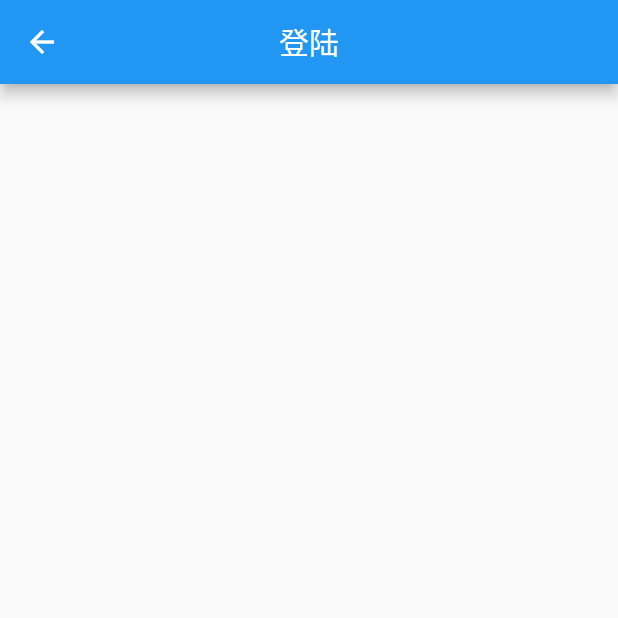
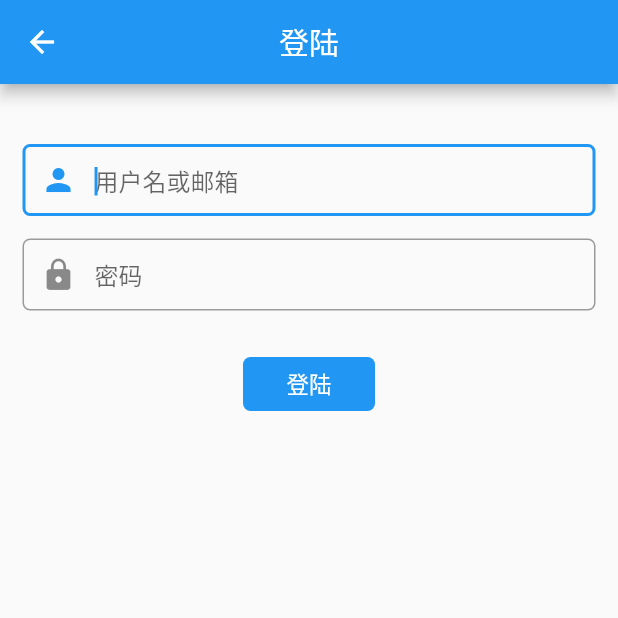
Before and after one commit to SlamDunk007/playflutter, a Flutter app: the screen it shows after launch, item 4 of the bottom bar chosen, after a tap on "登陆", on a phone screen of 412 x 824 dp, the top half of it. Run offline on Flutter 3.47's test engine with Material 2 defaults, Android fonts, the phone set to English and light mode, and no system bars; our stand-ins replace dio, event_bus, flutter_swiper, shared_preferences; missing offline and left inert: flutter_webview_plugin; network calls fail.

Commit message:
[+master]修改注册登陆流程

```diff
--- /dev/null
+++ b/lib/event/UserLoggedInEvent.dart
@@ -0,0 +1,11 @@
+import 'package:event_bus/event_bus.dart';
+
+// EventBus初始化
+EventBus eventBus = EventBus();
+
+class UserLoggedInEvent {
+  String text;
+  UserLoggedInEvent(String text){
+    this.text = text;
+  }
+}
--- a/lib/ui/Login.dart
+++ b/lib/ui/Login.dart
@@ -1,8 +1,11 @@
 import 'package:flutter/material.dart';
+import 'package:playflutter/event/UserLoggedInEvent.dart';
+import 'package:playflutter/models/RegisterData.dart';
+import 'package:playflutter/utils/NetTools.dart';
+import 'package:playflutter/utils/SpUtil.dart';
+import 'package:playflutter/utils/Toast.dart';
 
-/**
- * 登陆页面
- */
+/// 登陆页面
 class Login extends StatefulWidget {
   @override
   State<StatefulWidget> createState() {
@@ -11,6 +14,12 @@ class Login extends StatefulWidget {
 }
 
 class LoginState extends State<Login> {
+  // 账号
+  TextEditingController accountEdtController = new TextEditingController();
+
+  // 密码
+  TextEditingController pwdEdtController = new TextEditingController();
+
   @override
   Widget build(BuildContext context) {
     return new Scaffold(
@@ -18,11 +27,87 @@ class LoginState extends State<Login> {
         title: Text("登陆"),
         centerTitle: true,
       ),
-      body: new Column(
-        children: <Widget>[
-
-        ],
+      body: new SingleChildScrollView(
+        child: new Column(
+          children: <Widget>[
+            // 用户名
+            Padding(
+                padding: EdgeInsets.only(left: 15, right: 15, top: 40),
+                child: TextField(
+                  autofocus: true,
+                  decoration: InputDecoration(
+                      hintMaxLines: 1,
+                      hintText: "用户名或邮箱",
+                      prefixIcon: Icon(Icons.person),
+                      border: OutlineInputBorder(
+                          borderRadius: BorderRadius.circular(5.0)),
+                      contentPadding: EdgeInsets.all(10)),
+                  maxLines: 1,
+                  controller: accountEdtController,
+                )),
+            // 密码
+            Padding(
+              padding: EdgeInsets.only(left: 15, right: 15,top: 15),
+              child: TextField(
+                decoration: InputDecoration(
+                    hintMaxLines: 1,
+                    hintText: "密码",
+                    prefixIcon: Icon(Icons.lock),
+                    border: OutlineInputBorder(
+                        borderRadius: BorderRadius.circular(5.0)),
+                    contentPadding: EdgeInsets.all(10)),
+                obscureText: true,
+                maxLines: 1,
+                controller: pwdEdtController,
+              ),
+            ),
+            // 登陆
+            Padding(
+              padding: EdgeInsets.only(top: 25),
+              child: FlatButton(
+                color: Colors.blue,
+                highlightColor: Colors.blue[700],
+                colorBrightness: Brightness.dark,
+                splashColor: Colors.grey,
+                child: Text(
+                  "登陆",
+                  style: TextStyle(fontSize: 15),
+                ),
+                shape: RoundedRectangleBorder(
+                  borderRadius: BorderRadius.circular(5.0),
+                ),
+                clipBehavior: Clip.antiAlias,
+                onPressed: () => {
+                  if (accountEdtController.text.isEmpty ||
+                      pwdEdtController.text.isEmpty)
+                    {Toast.toast(context, "用户名或密码不能为空")}
+                  else
+                    {_login(accountEdtController.text, pwdEdtController.text)}
+                },
+              ),
+            )
+          ],
+        ),
       ),
     );
   }
+
+  ///
+  /// 登陆
+  ///
+  void _login(String account, String password) {
+    Map<String, String> params = new Map();
+    params["username"] = account;
+    params["password"] = password;
+    NetTools.post("https://www.wanandroid.com/user/login", (data) {
+      RegisterData registerData = RegisterData.fromJson(data);
+      if (registerData != null) {
+        // 保存登陆的昵称和登陆状态
+        SpUtil.setString(SpUtil.NICK_NAME, registerData.data.nickname);
+        SpUtil.setBool(SpUtil.LOGIN_STATE, true);
+        eventBus.fire(registerData);
+        Navigator.pop(context);
+      }
+    }, params: params, errorCallBack: (msg) {});
+  }
 }
--- a/lib/ui/Personal.dart
+++ b/lib/ui/Personal.dart
@@ -1,11 +1,13 @@
 import 'package:flutter/material.dart';
 import 'package:playflutter/colors/CustomColors.dart';
+import 'package:playflutter/event/UserLoggedInEvent.dart';
+import 'package:playflutter/models/RegisterData.dart';
 import 'package:playflutter/ui/Login.dart';
 import 'package:playflutter/ui/Register.dart';
+import 'package:playflutter/utils/SpUtil.dart';
+import 'package:shared_preferences/shared_preferences.dart';
 
-/**
- * 我的页面
- */
+/// 我的页面
 class Personal extends StatefulWidget {
   @override
   State<StatefulWidget> createState() {
@@ -14,8 +16,39 @@ class Personal extends StatefulWidget {
 }
 
 class PersonalState extends State<Personal> {
+  bool visible = false;
+  String nickName = "";
+
+  @override
+  @override
+  void initState() {
+    super.initState();
+    getLoginState();
+  }
+
+  /// 获取登陆状态
+  Future getLoginState() async {
+    SharedPreferences sharedPreferences = await SharedPreferences.getInstance();
+    setState(() {
+      nickName = sharedPreferences.getString(SpUtil.NICK_NAME);
+      if (nickName != null && nickName.isNotEmpty) {
+        visible = true;
+      } else {
+        nickName = "";
+      }
+    });
+  }
+
   @override
   Widget build(BuildContext context) {
+    eventBus.on<RegisterData>().listen((event) {
+      setState(() {
+        print(event);
+        nickName = event.data.nickname;
+        visible = true;
+      });
+    });
+
     return new Scaffold(
       appBar: AppBar(
         centerTitle: true,
@@ -25,7 +58,29 @@ class PersonalState extends State<Personal> {
       ),
       body: new Column(
         children: <Widget>[
-          new Container(
+          new Stack(
+            children: <Widget>[
+              new Row(
+                children: <Widget>[
+                  new Padding(
+                    padding: EdgeInsets.only(left: 20, top: 10),
+                    child: Image.asset(
+                      "images/sicon_personal_user.png",
+                      width: 52,
+                    ),
+                  ),
+                  new Padding(
+                    padding: EdgeInsets.only(left: 10),
+                    child: new Text(
+                      nickName,
+                      style: new TextStyle(fontSize: 15),
+                    ),
+                  )
+                ],
+              ),
+              new Offstage(
+                offstage: visible,
+                child: new Container(
                   width: MediaQuery.of(context).size.width,
                   height: 100,
                   child: Row(
@@ -84,7 +139,10 @@ class PersonalState extends State<Personal> {
                       ),
                     ],
                   ),
-            color: Colors.white70,
+                  color: CustomColors.color_ffffff,
+                ),
+              ),
+            ],
           ),
           // 我的收藏
           new Padding(
@@ -137,7 +195,20 @@ class PersonalState extends State<Personal> {
               ),
               color: Colors.white70,
             ),
-          )
+          ),
+          new Padding(
+              padding: EdgeInsets.only(top: 120),
+              child: new Offstage(
+                offstage: !visible,
+                child: new OutlineButton(
+                  onPressed: () {
+                    setState(() {
+                      visible = !visible;
+                    });
+                  },
+                  child: new Text("退出登陆"),
+                ),
+              ))
         ],
       ),
     );
--- a/lib/ui/Register.dart
+++ b/lib/ui/Register.dart
@@ -79,7 +79,7 @@ class RegisterState extends State<Register> {
               child: TextField(
                 decoration: InputDecoration(
                     hintMaxLines: 1,
-                    hintText: "输入密码",
+                    hintText: "不少于6位的密码",
                     labelText: "密码",
                     prefixIcon: Icon(Icons.lock)),
                 obscureText: true,
@@ -93,7 +93,7 @@ class RegisterState extends State<Register> {
               child: TextField(
                 decoration: InputDecoration(
                     hintMaxLines: 1,
-                    hintText: "再输入一次",
+                    hintText: "不少于6位的密码",
                     labelText: "密码",
                     prefixIcon: Icon(Icons.lock)),
                 obscureText: true,
--- /dev/null
+++ b/lib/utils/SpUtil.dart
@@ -0,0 +1,20 @@
+import 'package:shared_preferences/shared_preferences.dart';
+
+class SpUtil {
+
+  static const String LOGIN_STATE = "login_state";
+  static const String NICK_NAME = "nick_name";
+
+
+  /// 保存字符串
+  static Future setString(String key, String value) async {
+    SharedPreferences sharedPreferences = await SharedPreferences.getInstance();
+    sharedPreferences.setString(key, value);
+  }
+
+  /// 保存bool的值
+  static Future setBool(String key, bool value) async {
+    SharedPreferences sharedPreferences = await SharedPreferences.getInstance();
+    sharedPreferences.setBool(key, value);
+  }
+}
--- a/pubspec.yaml
+++ b/pubspec.yaml
@@ -29,6 +29,8 @@ dependencies:
   dio: ^2.1.7
   flutter_swiper: ^1.1.6
   flutter_webview_plugin: ^0.3.5
+  event_bus: ^1.1.0
+  shared_preferences: ^0.5.3+4
 
 dev_dependencies:
   flutter_test:
```
Also changed, not shown: pubspec.lock. Lines whose indentation alone changed are shown as unchanged.
